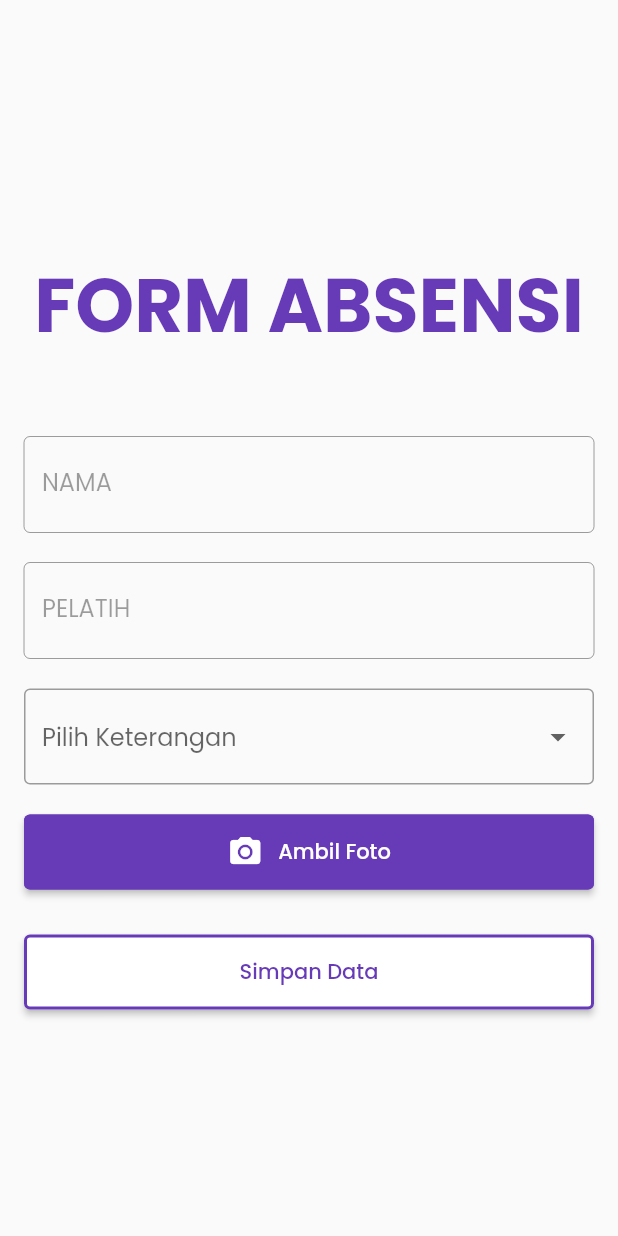
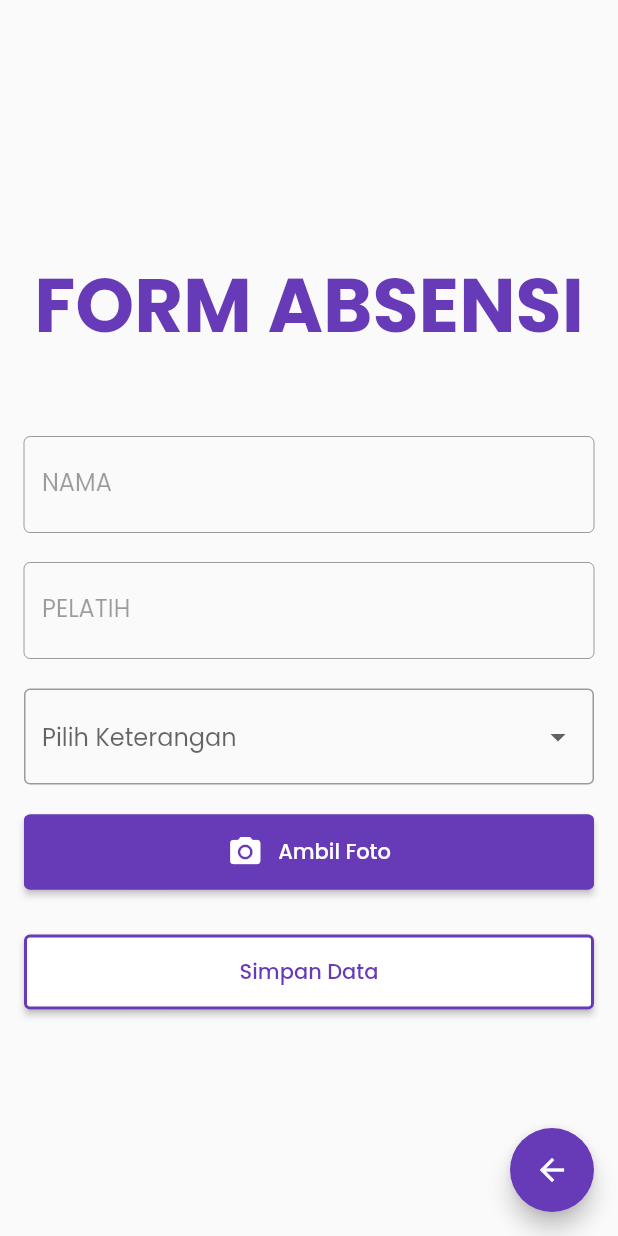
Before and after one commit to bellasoniadwi/Base_Flutter, a Flutter app: the FeaturedScreen screen opened directly, after a tap on "Form Absensi", on a phone screen of 412 x 824 dp. Run offline on Flutter 3.47's test engine with Material 2 defaults, Android fonts, the light colour scheme and no system bars; our stand-ins replace cloud_firestore, firebase_auth, firebase_core, firebase_storage, geolocator, image_picker and 2 more; missing offline and left inert: flutter_barcode_scanner; accounts and stored records are empty; network calls fail.

Commit message:
menampilkan foto profil siswa

```diff
--- a/lib/auth/signin_screen.dart
+++ b/lib/auth/signin_screen.dart
@@ -79,6 +79,7 @@ class _SignInScreenState extends State<SignInScreen> {
                     .get();
                 if (userDoc.exists) {
                   String role = userDoc.data()?['role'] ?? '';
+                  String image = userDoc.data()?['image'] ?? '';
                   if (role == 'Siswa') {
                     String pelatih = userDoc.data()?['didaftarkan_oleh'] ?? '';
 
@@ -86,7 +87,7 @@ class _SignInScreenState extends State<SignInScreen> {
                         .updateUserData(
                             userCredential.user?.displayName ?? "Guest",
                             userCredential.user?.email ?? "guest@example.com",
-                            pelatih);
+                            pelatih, image);
 
                     // Set status login sebagai true saat pengguna berhasil login
                     final SharedPreferences prefs =
--- a/lib/materials/addStudent.dart
+++ b/lib/materials/addStudent.dart
@@ -6,6 +6,7 @@ import 'package:flutter/services.dart';
 import 'package:flutter/material.dart';
 import 'package:geolocator/geolocator.dart';
 import 'package:image_picker/image_picker.dart';
+import 'package:project_sinarindo/screens/base_screen.dart';
 import 'package:provider/provider.dart';
 import 'package:project_sinarindo/models/user_data.dart';
 import 'package:firebase_auth/firebase_auth.dart';
@@ -89,9 +90,10 @@ class _AddStudent extends State<AddStudent> {
           String name = userDoc.data()?['name'] ?? '';
           String email = userDoc.data()?['email'] ?? '';
           String pelatih = userDoc.data()?['didaftarkan_oleh'] ?? '';
+          String image = userDoc.data()?['image'] ?? '';
           _nameController.text = name;
           _pelatihController.text = pelatih;
-          Provider.of<UserData>(context, listen: false).updateUserData(name, email, pelatih);
+          Provider.of<UserData>(context, listen: false).updateUserData(name, email, pelatih, image);
         }
       }
     } catch (error) {
@@ -276,6 +278,19 @@ class _AddStudent extends State<AddStudent> {
           ),
         ),
       ),
+      floatingActionButton: FloatingActionButton(
+        onPressed: () {
+          Navigator.push(
+            context,
+            MaterialPageRoute(builder: (context) => BaseScreen()),
+          ).then((data) {});
+        },
+        child: const Icon(
+          Icons.arrow_back,
+          color: Colors.white,
+        ),
+        backgroundColor: Colors.deepPurple,
+      ),
     );
   }
 }
--- a/lib/models/user_data.dart
+++ b/lib/models/user_data.dart
@@ -5,6 +5,7 @@ class UserData extends ChangeNotifier {
   String? name;
   String? email;
   String? pelatih;
+  String? image;
 
   // Metode untuk memuat data pengguna dari Firestore berdasarkan UID
   Future<void> fetchUserData(String uid) async {
@@ -14,6 +15,7 @@ class UserData extends ChangeNotifier {
         name = userDoc.data()?['name'];
         email = userDoc.data()?['email'];
         pelatih = userDoc.data()?['didaftarkan_oleh'];
+        image = userDoc.data()?['image'];
         notifyListeners();
       }
     } catch (error) {
@@ -22,10 +24,11 @@ class UserData extends ChangeNotifier {
   }
 
   // Metode untuk memperbarui data pengguna
-  void updateUserData(String newName, String newEmail, String newPelatih) {
+  void updateUserData(String newName, String newEmail, String newPelatih, String newImage) {
     name = newName;
     email = newEmail;
     pelatih = newPelatih;
+    image = newImage;
     notifyListeners();
   }
 }
--- a/lib/reusable_widgets/customappbar.dart
+++ b/lib/reusable_widgets/customappbar.dart
@@ -30,10 +30,10 @@ class _CustomAppBarState extends State<CustomAppBar> {
         if (userDoc.exists) {
           String name = userDoc.data()?['name'] ?? 'Guest';
           String email = userDoc.data()?['email'] ?? 'guest@example.com';
-          String pelatih =
-              userDoc.data()?['didaftarkan_oleh'] ?? 'guest@example.com';
+          String pelatih = userDoc.data()?['didaftarkan_oleh'] ?? 'guest@example.com';
+          String image = userDoc.data()?['image'] ?? 'https://img.freepik.com/free-icon/user_318-159711.jpg';
           Provider.of<UserData>(context, listen: false)
-              .updateUserData(name, email, pelatih);
+              .updateUserData(name, email, pelatih, image);
         }
       }
     } catch (error) {
@@ -47,6 +47,7 @@ class _CustomAppBarState extends State<CustomAppBar> {
 
     // Dapatkan data Nama dan Email dari variabel global
     final String accountName = userData.name ?? 'Guest';
+    final String urlImage = userData.image ?? 'https://img.freepik.com/free-icon/user_318-159711.jpg';
 
     return Container(
       padding: const EdgeInsets.only(top: 50, left: 20, right: 20),
@@ -73,21 +74,37 @@ class _CustomAppBarState extends State<CustomAppBar> {
             mainAxisAlignment: MainAxisAlignment.spaceBetween,
             crossAxisAlignment: CrossAxisAlignment.start,
             children: [
-              Text(
-                "Hello,\n$accountName",
-                style: Theme.of(context).textTheme.titleLarge,
+              CircleAvatar(
+                radius: 25,
+                backgroundColor: Colors.white,
+                backgroundImage: NetworkImage('$urlImage'),
               ),
+              // Expanded(
+              //   flex: 2, // Menggunakan lebih banyak ruang daripada elemen lain dalam Row
+              //   child: Column(
+              //     crossAxisAlignment: CrossAxisAlignment.start,
+              //     children: [
+              //       Padding(
+              //         padding: const EdgeInsets.only(left: 5),
+              //         child: Text(
+              //           "Hello,\n$accountName",
+              //           style: Theme.of(context).textTheme.titleLarge,
+              //         ),
+              //       ),
+              //     ],
+              //   ),
+              // ),
               Container(
                 width: 50,
                 height: 50,
                 decoration: BoxDecoration(
                   shape: BoxShape.circle,
-                  color: Color.fromARGB(255, 204, 175, 255), // Warna latar belakang bulatan
+                  color: Colors.white
                 ),
                 child: IconButton(
                   icon: Icon(
                     Icons.logout,
-                    color: Colors.white,
+                    color: Colors.deepPurple,
                   ),
                   onPressed: () async {
                     await FirebaseAuth.instance.signOut();
```
